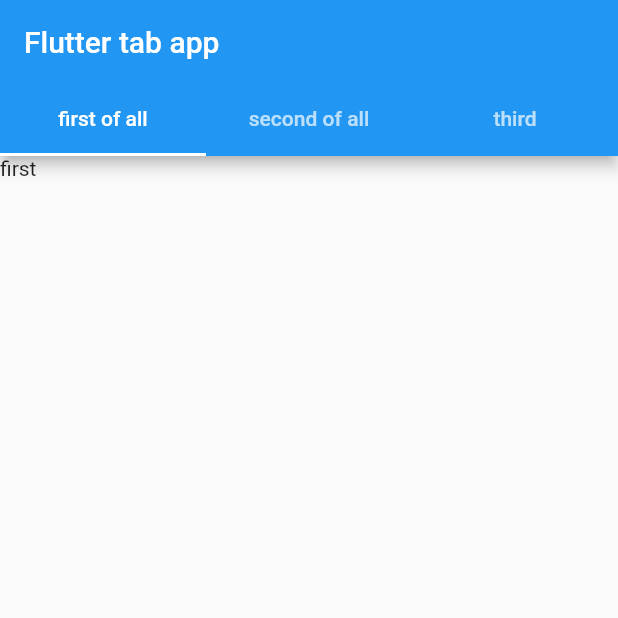
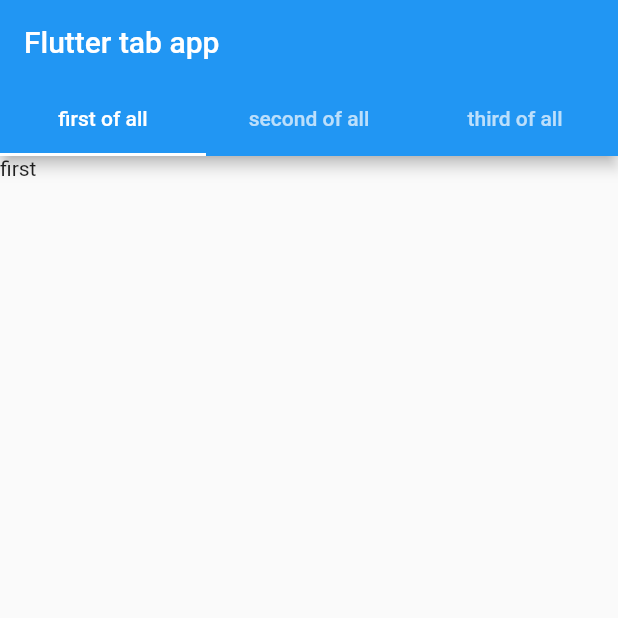
Before and after one commit to vertigo71/flutter_tabbar, a Flutter app: the screen it shows after launch, on a phone screen of 412 x 824 dp, the top half of it. Run offline on Flutter 3.47's test engine with Material 2 defaults, Android fonts, the phone set to English and light mode, and no system bars.

Commit message:
cuarto o 5

```diff
--- a/lib/main.dart
+++ b/lib/main.dart
@@ -28,7 +28,7 @@
             tabs: <Widget>[
               Tab(text: "first of all",),
               Tab(text: "second of all",),
-              Tab(text: "third",),
+              Tab(text: "third of all",),
             ],
           ),
         ),
```
